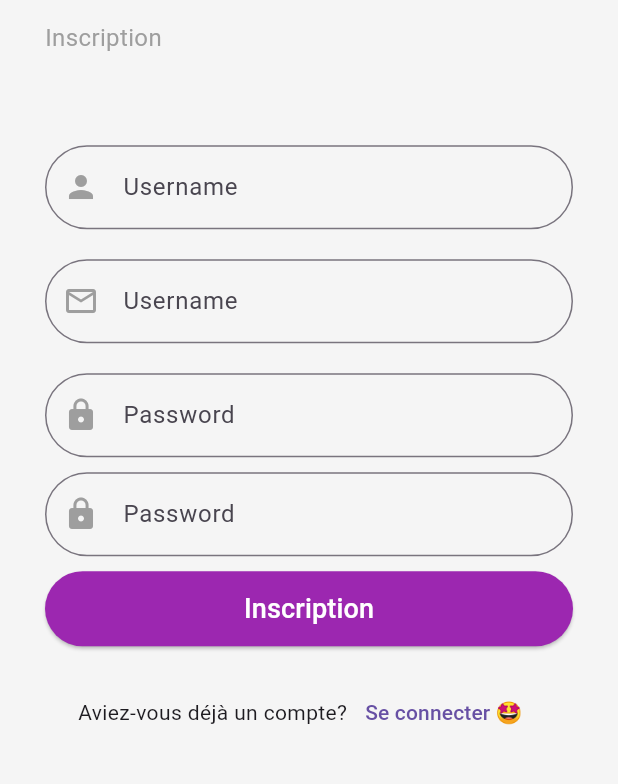
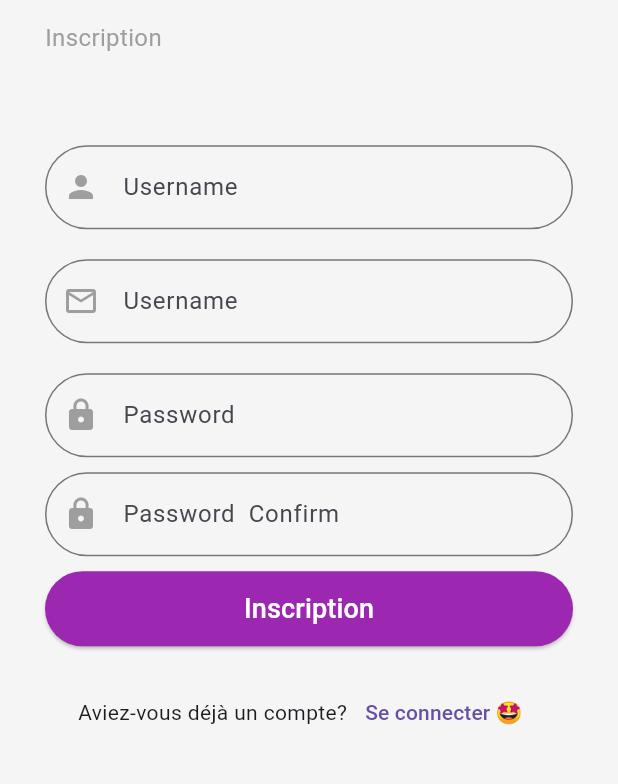
Before and after one commit to Frejo004/flutter_todo_list, a Flutter app: the Register screen opened by its route, on a phone screen of 412 x 824 dp, the part 274-1058 px from its top. Run offline on Flutter 3.47's test engine with Material 3 defaults, Android fonts, the phone set to English and light mode, and no system bars.

Commit message:
Correction du libellé du champ de confirmation du mot de passe dans l'écran d'inscription

```diff
--- a/lib/screen/register.dart
+++ b/lib/screen/register.dart
@@ -73,11 +73,11 @@ class _RegisterState extends State<Register> {
               ),
               const SizedBox(height: 10),
 
-              // Champ PasswordComfirme
+              // Champ PasswordConfirm
               TextField(
                 obscureText: true,
                 decoration: InputDecoration(
-                  labelText: "Password",
+                  labelText: "Password  Confirm",
                   prefixIcon: const Icon(Icons.lock, color: Colors.grey),
                   border: OutlineInputBorder(
                     borderRadius: BorderRadius.circular(30),
@@ -94,7 +94,7 @@ class _RegisterState extends State<Register> {
                   onPressed: () {
                     // Redirection vers la HomePage
                      Navigator.pushNamed(
-                      context, '/'
+                      context, '/home'
                     );
                   },
                   style: ElevatedButton.styleFrom(
```
